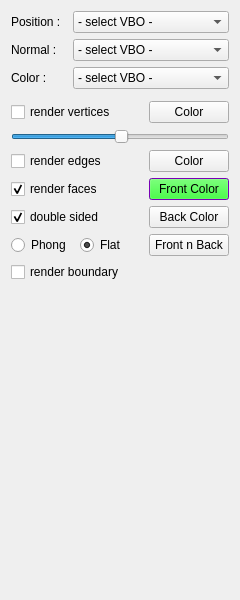
First picture: the form in SCHNApps/Plugins/surface_render/forms/surface_render.ui, repository cgogn/CGoGN, before the edit.
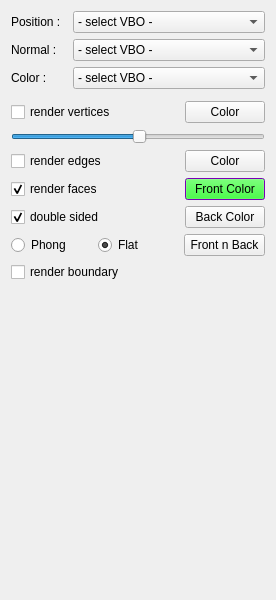
Second picture: the form after the edit.

Patch:
```diff
--- a/SCHNApps/Plugins/surface_render/forms/surface_render.ui
+++ b/SCHNApps/Plugins/surface_render/forms/surface_render.ui
@@ -6,7 +6,7 @@
    <rect>
     <x>0</x>
     <y>0</y>
-    <width>240</width>
+    <width>276</width>
     <height>600</height>
    </rect>
   </property>
@@ -115,7 +115,7 @@
      <item>
       <widget class="QPushButton" name="scolorButton">
        <property name="sizePolicy">
-        <sizepolicy hsizetype="Preferred" vsizetype="Preferred">
+        <sizepolicy hsizetype="Preferred" vsizetype="Minimum">
          <horstretch>0</horstretch>
          <verstretch>0</verstretch>
         </sizepolicy>
@@ -214,7 +214,7 @@
      <item>
       <widget class="QPushButton" name="dcolorButton">
        <property name="sizePolicy">
-        <sizepolicy hsizetype="Preferred" vsizetype="Preferred">
+        <sizepolicy hsizetype="Preferred" vsizetype="Minimum">
          <horstretch>0</horstretch>
          <verstretch>0</verstretch>
         </sizepolicy>
@@ -390,6 +390,18 @@
      </item>
      <item>
       <widget class="QPushButton" name="bfcolorButton">
+       <property name="sizePolicy">
+        <sizepolicy hsizetype="Preferred" vsizetype="Minimum">
+         <horstretch>0</horstretch>
+         <verstretch>0</verstretch>
+        </sizepolicy>
+       </property>
+       <property name="maximumSize">
+        <size>
+         <width>16777215</width>
+         <height>32</height>
+        </size>
+       </property>
        <property name="text">
         <string>Back Color</string>
        </property>
@@ -424,6 +436,18 @@
      </item>
      <item>
       <widget class="QPushButton" name="bothcolorButton">
+       <property name="sizePolicy">
+        <sizepolicy hsizetype="Preferred" vsizetype="Minimum">
+         <horstretch>0</horstretch>
+         <verstretch>0</verstretch>
+        </sizepolicy>
+       </property>
+       <property name="maximumSize">
+        <size>
+         <width>16777215</width>
+         <height>32</height>
+        </size>
+       </property>
        <property name="text">
         <string>Front n Back</string>
        </property>
```
